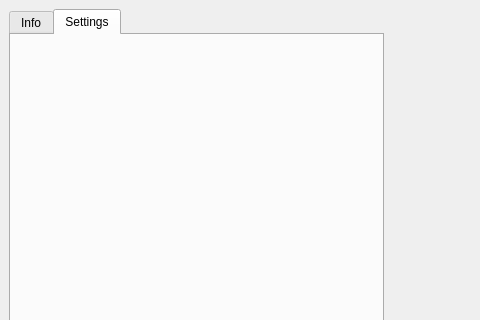
dnt0/datalogging-demo, file main.ui: the form before one commit; both pictures show x 0 to 480 and y 0 to 320 of the 1128 by 744 pixel window.
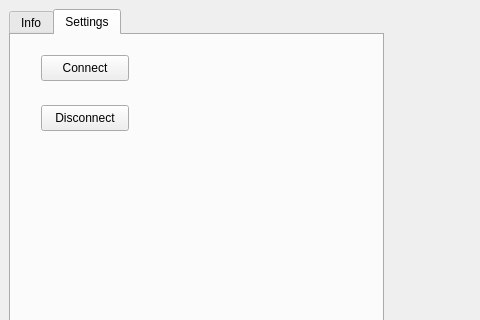
The form after the commit. The open tabs and pages were chosen to show the change. Custom widgets are drawn as their Qt base class.

Commit message: Added Serial connect and Serial disconnect buttons. Cleaned up the code.

```diff
--- a/main.ui
+++ b/main.ui
@@ -286,6 +286,32 @@
          <attribute name="title">
           <string>Settings</string>
          </attribute>
+         <widget class="QPushButton" name="pushButton_4">
+          <property name="geometry">
+           <rect>
+            <x>30</x>
+            <y>20</y>
+            <width>88</width>
+            <height>26</height>
+           </rect>
+          </property>
+          <property name="text">
+           <string>Connect</string>
+          </property>
+         </widget>
+         <widget class="QPushButton" name="pushButton_5">
+          <property name="geometry">
+           <rect>
+            <x>30</x>
+            <y>70</y>
+            <width>88</width>
+            <height>26</height>
+           </rect>
+          </property>
+          <property name="text">
+           <string>Disconnect</string>
+          </property>
+         </widget>
         </widget>
        </widget>
       </item>
```
Left out of the diff: 8 changed lines with no effect on the pictures. The commit also changes 2 other files.
